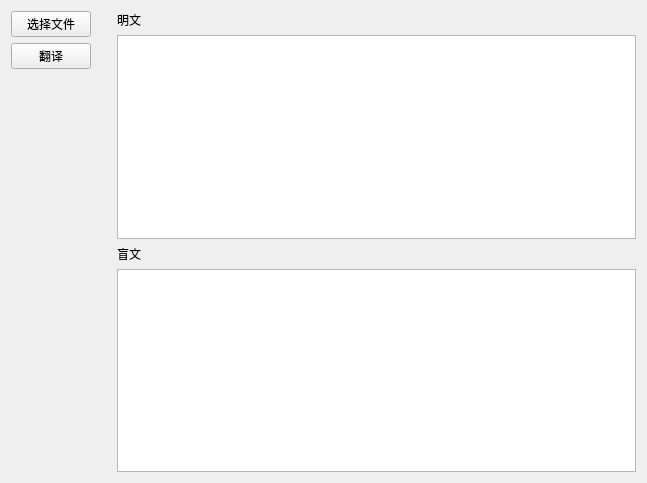
This is TeachTool/brailletranslate.ui in alan-el/TeachTool as Qt 5 draws it before an edit. The edited form follows.
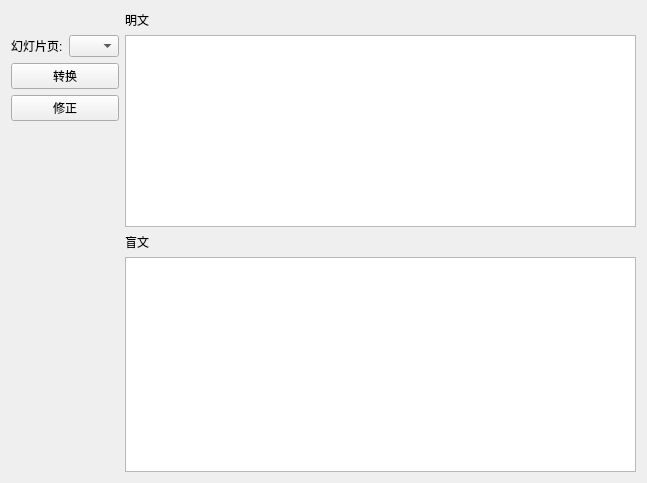
This is the edited form.

The edit to the form file:
```diff
--- a/TeachTool/brailletranslate.ui
+++ b/TeachTool/brailletranslate.ui
@@ -13,10 +13,73 @@
   <property name="windowTitle">
    <string>BrailleTranslate</string>
   </property>
-  <layout class="QGridLayout" name="gridLayout_3">
+  <layout class="QGridLayout" name="gridLayout_2">
    <item row="0" column="0">
-    <layout class="QGridLayout" name="gridLayout_2">
-     <item row="2" column="0">
+    <layout class="QGridLayout" name="gridLayout">
+     <item row="0" column="2">
+      <widget class="QLabel" name="labelPlainText">
+       <property name="text">
+        <string>明文</string>
+       </property>
+      </widget>
+     </item>
+     <item row="1" column="0">
+      <widget class="QLabel" name="label">
+       <property name="maximumSize">
+        <size>
+         <width>70</width>
+         <height>16777215</height>
+        </size>
+       </property>
+       <property name="text">
+        <string>幻灯片页:</string>
+       </property>
+      </widget>
+     </item>
+     <item row="1" column="1">
+      <widget class="QComboBox" name="comboBoxSlideIndex">
+       <property name="maximumSize">
+        <size>
+         <width>50</width>
+         <height>16777215</height>
+        </size>
+       </property>
+      </widget>
+     </item>
+     <item row="1" column="2" rowspan="4">
+      <widget class="QPlainTextEdit" name="texteditPlain"/>
+     </item>
+     <item row="2" column="0" colspan="2">
+      <widget class="QPushButton" name="buttonSlideTransform">
+       <property name="maximumSize">
+        <size>
+         <width>128</width>
+         <height>16777215</height>
+        </size>
+       </property>
+       <property name="text">
+        <string>转换</string>
+       </property>
+      </widget>
+     </item>
+     <item row="3" column="0" colspan="2">
+      <widget class="QPushButton" name="buttonModify">
+       <property name="text">
+        <string>修正</string>
+       </property>
+      </widget>
+     </item>
+     <item row="5" column="2">
+      <widget class="QLabel" name="labelBrailleText">
+       <property name="text">
+        <string>盲文</string>
+       </property>
+      </widget>
+     </item>
+     <item row="6" column="2">
+      <widget class="QPlainTextEdit" name="texteditBraille"/>
+     </item>
+     <item row="4" column="0" rowspan="3" colspan="2">
       <spacer name="verticalSpacer">
        <property name="orientation">
         <enum>Qt::Vertical</enum>
@@ -29,60 +92,6 @@
        </property>
       </spacer>
      </item>
-     <item row="0" column="0">
-      <widget class="QPushButton" name="buttonSelectFile">
-       <property name="text">
-        <string>选择文件</string>
-       </property>
-      </widget>
-     </item>
-     <item row="1" column="0">
-      <widget class="QPushButton" name="buttonTranslate">
-       <property name="text">
-        <string>翻译</string>
-       </property>
-      </widget>
-     </item>
-     <item row="0" column="1" rowspan="3">
-      <layout class="QGridLayout" name="gridLayout">
-       <item row="0" column="1">
-        <widget class="QLabel" name="labelPlainText">
-         <property name="text">
-          <string>明文</string>
-         </property>
-        </widget>
-       </item>
-       <item row="3" column="1">
-        <widget class="QPlainTextEdit" name="texteditBraille"/>
-       </item>
-       <item row="2" column="1">
-        <widget class="QLabel" name="labelBrailleText">
-         <property name="text">
-          <string>盲文</string>
-         </property>
-        </widget>
-       </item>
-       <item row="1" column="1">
-        <widget class="QPlainTextEdit" name="texteditPlain"/>
-       </item>
-       <item row="1" column="0">
-        <spacer name="horizontalSpacer">
-         <property name="orientation">
-          <enum>Qt::Horizontal</enum>
-         </property>
-         <property name="sizeType">
-          <enum>QSizePolicy::Minimum</enum>
-         </property>
-         <property name="sizeHint" stdset="0">
-          <size>
-           <width>20</width>
-           <height>10</height>
-          </size>
-         </property>
-        </spacer>
-       </item>
-      </layout>
-     </item>
     </layout>
    </item>
   </layout>
```
